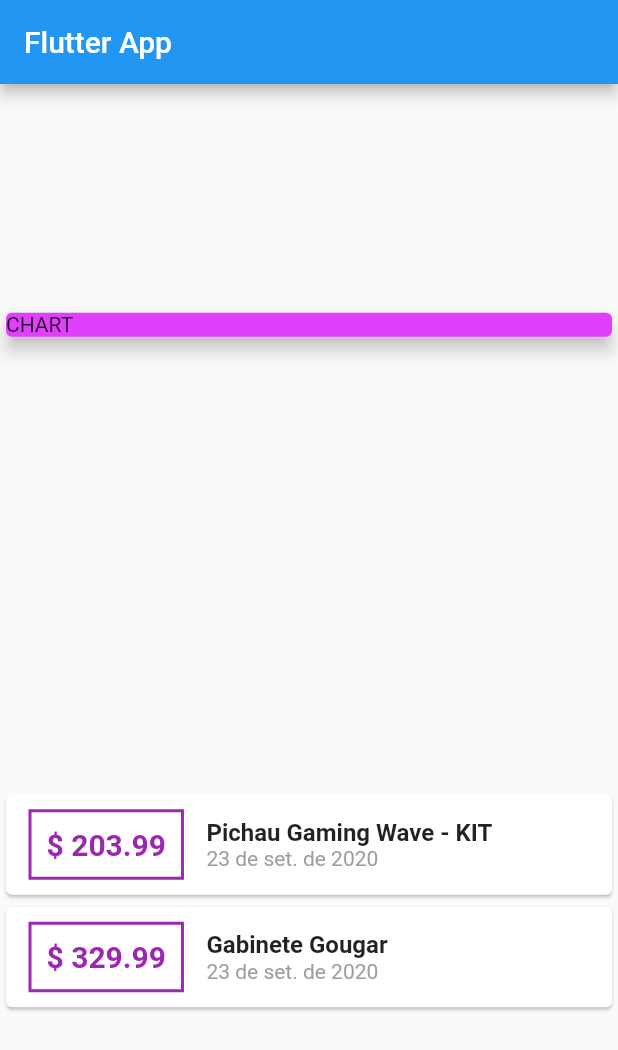
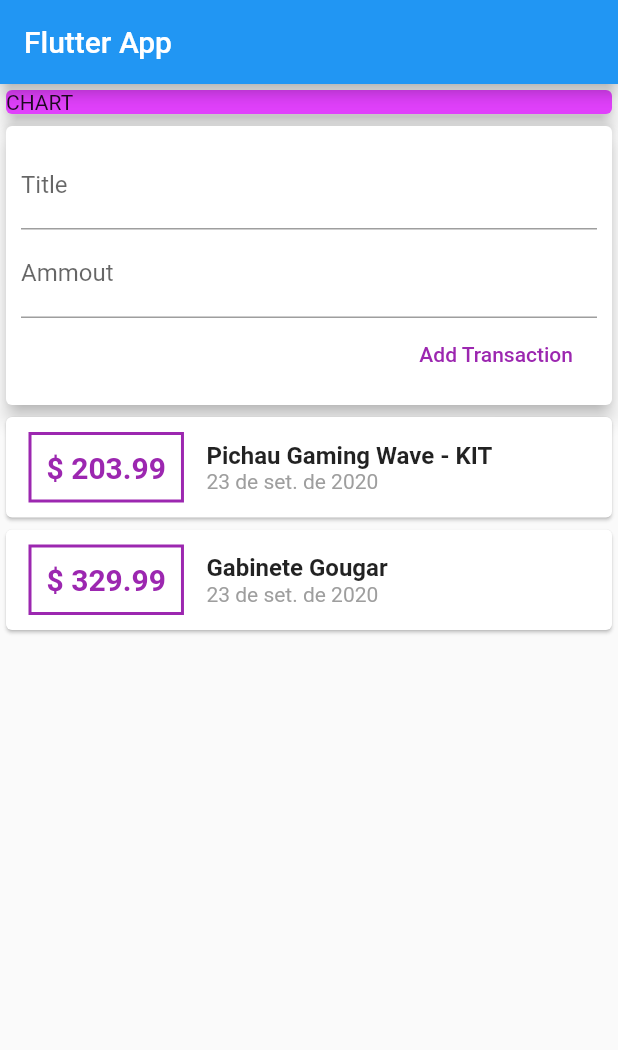
Before and after one commit to SpiderCod3R/flutter_expense_planner, a Flutter app: the screen it shows after launch, on a phone screen of 412 x 824 dp. Shown: the top 1050 px of the screen. Run offline on Flutter 3.47's test engine with Material 2 defaults, Android fonts, the phone set to English and light mode, and no system bars.

Commit message:
Criando Base para inserir uma Transaction

```diff
--- a/lib/main.dart
+++ b/lib/main.dart
@@ -53,7 +53,7 @@ class MyHomePage extends StatelessWidget {
       ),
       body: Center(
         child: Column(
-          mainAxisAlignment: MainAxisAlignment.spaceAround,
+          // mainAxisAlignment: MainAxisAlignment.start,
           crossAxisAlignment: CrossAxisAlignment.start,
           children: <Widget>[
             Container(
@@ -62,6 +62,28 @@ class MyHomePage extends StatelessWidget {
                 color: Colors.purpleAccent,
                 child: Text("CHART"),
                 elevation: 5,
+              ),
+            ),
+            Card(
+              elevation: 5,
+              child: Container(
+                padding: EdgeInsets.all(10),
+                child: Column(
+                  crossAxisAlignment: CrossAxisAlignment.end,
+                  children: <Widget>[
+                    TextField(
+                      decoration: InputDecoration(labelText: 'Title'),
+                    ),
+                    TextField(
+                      decoration: InputDecoration(labelText: 'Ammout'),
+                    ),
+                    FlatButton(
+                      child: Text("Add Transaction"),
+                      textColor: Colors.purple,
+                      onPressed: () {},
+                    ),
+                  ],
+                ),
               ),
             ),
             Column(
```
